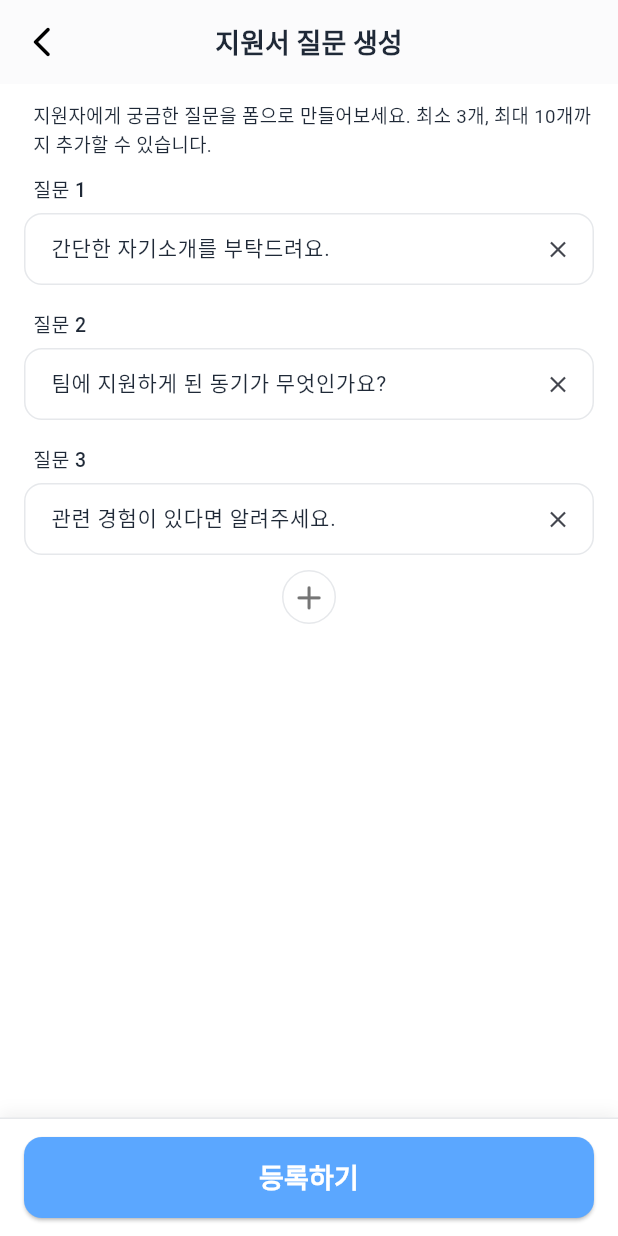
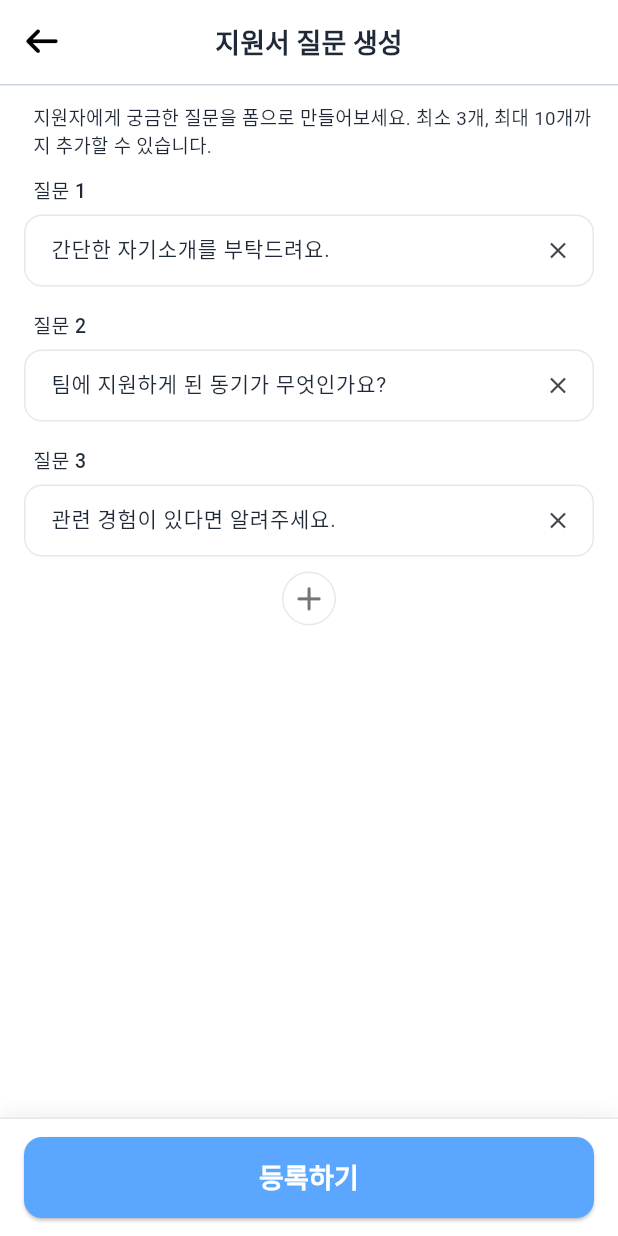
Before and after one commit to ikjunoob/matching, a Flutter app: the QuestionBuilderScreen screen opened directly, on a phone screen of 412 x 824 dp. Run offline on Flutter 3.47's test engine with Material 3 defaults, Android fonts, the phone set to English and light mode, and no system bars; our stand-ins replace calendar_date_picker2, dotted_border, dropdown_button2, file_picker, font_awesome_flutter, google_fonts and 2 more; network calls fail; Roboto replaces fonts that are missing (Pretendard).

Commit message:
.
세부조정완료

```diff
--- a/lib/screens/post_preview_screen.dart
+++ b/lib/screens/post_preview_screen.dart
@@ -440,7 +440,7 @@ class _PostPreviewScreenState extends State<PostPreviewScreen> {
             child: Text(
               "지원하기",
               style: GoogleFonts.notoSansKr(
-                fontSize: 20,
+                fontSize: 18,
                 fontWeight: FontWeight.w600,
                 color: const Color.fromARGB(255, 37, 37, 37),
               ),
--- a/lib/screens/question_builder_screen.dart
+++ b/lib/screens/question_builder_screen.dart
@@ -196,8 +196,9 @@ class _QuestionBuilderScreenState extends State<QuestionBuilderScreen> {
       appBar: AppBar(
         leading: IconButton(
           icon: const Icon(
-            Icons.arrow_back_ios_new_rounded,
+            FontAwesomeIcons.arrowLeft,
             color: Colors.black,
+            size: 21,
           ),
           onPressed: () => Navigator.pop(context),
         ),
@@ -211,8 +212,17 @@ class _QuestionBuilderScreenState extends State<QuestionBuilderScreen> {
         ),
         centerTitle: true,
         backgroundColor: Colors.white,
-        elevation: 0.5,
+        elevation: 0, // ← 그림자 제거
+        bottom: const PreferredSize(
+          preferredSize: Size.fromHeight(1),
+          child: Divider(
+            height: 1,
+            thickness: 1,
+            color: Color(0xFFCBD5E1), // kBorderStrong 과 동일
+          ),
+        ),
       ),
+
       body: Form(
         key: _formKey,
         child: SafeArea(
```
Also changed, not shown: lib/screens/application_form_screen.dart (+7 -7 lines), lib/screens/ask_for_screen.dart (+4 -4 lines).
